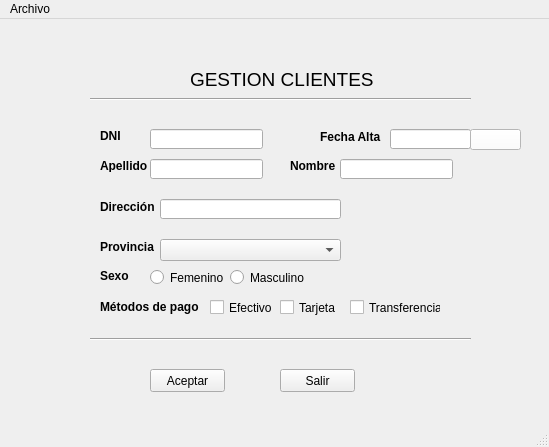
First picture: the form in Proyecto2/ventana.ui, repository natimoreira/DI, before the edit.
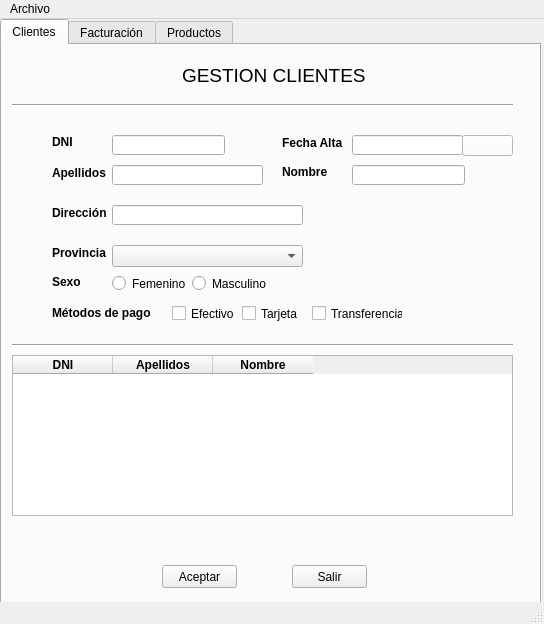
Second picture: the form after the edit. Icons and pictures are not drawn.

What changed in the file:
```diff
--- a/Proyecto2/ventana.ui
+++ b/Proyecto2/ventana.ui
@@ -6,19 +6,83 @@
    <rect>
     <x>0</x>
     <y>0</y>
-    <width>549</width>
-    <height>447</height>
+    <width>544</width>
+    <height>624</height>
    </rect>
   </property>
   <property name="windowTitle">
    <string>MainWindow</string>
   </property>
   <widget class="QWidget" name="centralwidget">
-   <widget class="QLabel" name="labelDNI">
+   <widget class="QTabWidget" name="tabWidget">
     <property name="geometry">
      <rect>
-      <x>100</x>
-      <y>110</y>
+      <x>0</x>
+      <y>0</y>
+      <width>541</width>
+      <height>591</height>
+     </rect>
+    </property>
+    <property name="currentIndex">
+     <number>0</number>
+    </property>
+    <widget class="QWidget" name="tabClientes">
+     <attribute name="title">
+      <string>Clientes</string>
+     </attribute>
+     <widget class="QPushButton" name="btnSalir">
+      <property name="geometry">
+       <rect>
+        <x>290</x>
+        <y>520</y>
+        <width>75</width>
+        <height>23</height>
+       </rect>
+      </property>
+      <property name="text">
+       <string>Salir</string>
+      </property>
+     </widget>
+     <widget class="QCheckBox" name="checkTransf">
+      <property name="geometry">
+       <rect>
+        <x>310</x>
+        <y>260</y>
+        <width>91</width>
+        <height>17</height>
+       </rect>
+      </property>
+      <property name="text">
+       <string>Transferencia</string>
+      </property>
+      <attribute name="buttonGroup">
+       <string notr="true">botonesCheck</string>
+      </attribute>
+     </widget>
+     <widget class="QLabel" name="labelPontevedra">
+      <property name="geometry">
+       <rect>
+        <x>50</x>
+        <y>200</y>
+        <width>61</width>
+        <height>16</height>
+       </rect>
+      </property>
+      <property name="font">
+       <font>
+        <weight>75</weight>
+        <bold>true</bold>
+       </font>
+      </property>
+      <property name="text">
+       <string>Provincia</string>
+      </property>
+     </widget>
+     <widget class="QLabel" name="labelNombre">
+      <property name="geometry">
+       <rect>
+        <x>280</x>
+        <y>120</y>
       <width>47</width>
       <height>13</height>
      </rect>
@@ -30,14 +94,14 @@
      </font>
     </property>
     <property name="text">
-     <string>DNI</string>
+       <string>Nombre</string>
     </property>
    </widget>
    <widget class="QLineEdit" name="lineDNI">
     <property name="geometry">
      <rect>
-      <x>150</x>
-      <y>110</y>
+        <x>110</x>
+        <y>90</y>
       <width>113</width>
       <height>20</height>
      </rect>
@@ -48,85 +112,39 @@
      </font>
     </property>
    </widget>
-   <widget class="QLabel" name="titulo">
+     <widget class="QRadioButton" name="radioMas">
     <property name="geometry">
      <rect>
       <x>190</x>
-      <y>40</y>
-      <width>201</width>
-      <height>41</height>
-     </rect>
-    </property>
-    <property name="font">
-     <font>
-      <pointsize>14</pointsize>
-      <weight>50</weight>
-      <bold>false</bold>
-     </font>
-    </property>
+        <y>230</y>
+        <width>82</width>
+        <height>17</height>
+       </rect>
+      </property>
     <property name="text">
-     <string>GESTION CLIENTES</string>
-    </property>
-   </widget>
-   <widget class="Line" name="line">
-    <property name="geometry">
-     <rect>
-      <x>90</x>
-      <y>70</y>
-      <width>381</width>
-      <height>20</height>
-     </rect>
-    </property>
-    <property name="orientation">
-     <enum>Qt::Horizontal</enum>
-    </property>
-   </widget>
-   <widget class="QLabel" name="labelApellido">
-    <property name="geometry">
-     <rect>
-      <x>100</x>
-      <y>140</y>
-      <width>47</width>
-      <height>13</height>
-     </rect>
-    </property>
-    <property name="font">
-     <font>
-      <weight>75</weight>
-      <bold>true</bold>
-     </font>
-    </property>
-    <property name="text">
-     <string>Apellido</string>
-    </property>
-   </widget>
-   <widget class="QLineEdit" name="lineApellido">
-    <property name="geometry">
-     <rect>
-      <x>150</x>
-      <y>140</y>
-      <width>113</width>
-      <height>20</height>
-     </rect>
-    </property>
+       <string>Masculino</string>
+      </property>
+      <attribute name="buttonGroup">
+       <string notr="true">botonesRadio</string>
+      </attribute>
    </widget>
    <widget class="QLineEdit" name="lineNombre">
     <property name="geometry">
      <rect>
-      <x>340</x>
-      <y>140</y>
+        <x>350</x>
+        <y>120</y>
       <width>113</width>
       <height>20</height>
      </rect>
     </property>
    </widget>
-   <widget class="QLabel" name="labelNombre">
+     <widget class="QLabel" name="labelPago">
     <property name="geometry">
      <rect>
-      <x>290</x>
-      <y>140</y>
-      <width>47</width>
-      <height>13</height>
+        <x>50</x>
+        <y>260</y>
+        <width>101</width>
+        <height>16</height>
      </rect>
     </property>
     <property name="font">
@@ -136,41 +154,15 @@
      </font>
     </property>
     <property name="text">
-     <string>Nombre</string>
-    </property>
-   </widget>
-   <widget class="QPushButton" name="btnAceptar">
-    <property name="geometry">
-     <rect>
-      <x>150</x>
-      <y>350</y>
-      <width>75</width>
-      <height>23</height>
-     </rect>
-    </property>
-    <property name="text">
-     <string>Aceptar</string>
-    </property>
-   </widget>
-   <widget class="QPushButton" name="btnSalir">
-    <property name="geometry">
-     <rect>
-      <x>280</x>
-      <y>350</y>
-      <width>75</width>
-      <height>23</height>
-     </rect>
-    </property>
-    <property name="text">
-     <string>Salir</string>
+       <string>Métodos de pago</string>
     </property>
    </widget>
    <widget class="Line" name="line_2">
     <property name="geometry">
      <rect>
-      <x>90</x>
-      <y>310</y>
-      <width>381</width>
+        <x>10</x>
+        <y>290</y>
+        <width>501</width>
       <height>20</height>
      </rect>
     </property>
@@ -178,31 +170,21 @@
      <enum>Qt::Horizontal</enum>
     </property>
    </widget>
-   <widget class="QLabel" name="labelValido">
+     <widget class="QLineEdit" name="lineDir">
     <property name="geometry">
      <rect>
-      <x>270</x>
-      <y>110</y>
-      <width>47</width>
-      <height>13</height>
-     </rect>
-    </property>
-    <property name="font">
-     <font>
-      <pointsize>14</pointsize>
-      <weight>75</weight>
-      <bold>true</bold>
-     </font>
-    </property>
-    <property name="text">
-     <string/>
-    </property>
+        <x>110</x>
+        <y>160</y>
+        <width>191</width>
+        <height>20</height>
+       </rect>
+      </property>
    </widget>
    <widget class="QRadioButton" name="radioFem">
     <property name="geometry">
      <rect>
-      <x>150</x>
-      <y>250</y>
+        <x>110</x>
+        <y>230</y>
       <width>82</width>
       <height>17</height>
      </rect>
@@ -214,81 +196,11 @@
      <string notr="true">botonesRadio</string>
     </attribute>
    </widget>
-   <widget class="QRadioButton" name="radioMas">
-    <property name="geometry">
-     <rect>
-      <x>230</x>
-      <y>250</y>
-      <width>82</width>
-      <height>17</height>
-     </rect>
-    </property>
-    <property name="text">
-     <string>Masculino</string>
-    </property>
-    <attribute name="buttonGroup">
-     <string notr="true">botonesRadio</string>
-    </attribute>
-   </widget>
-   <widget class="QLabel" name="labelSexo">
-    <property name="geometry">
-     <rect>
-      <x>100</x>
-      <y>250</y>
-      <width>47</width>
-      <height>13</height>
-     </rect>
-    </property>
-    <property name="font">
-     <font>
-      <weight>75</weight>
-      <bold>true</bold>
-     </font>
-    </property>
-    <property name="text">
-     <string>Sexo</string>
-    </property>
-   </widget>
-   <widget class="QLabel" name="label">
-    <property name="geometry">
-     <rect>
-      <x>100</x>
-      <y>280</y>
-      <width>101</width>
-      <height>16</height>
-     </rect>
-    </property>
-    <property name="font">
-     <font>
-      <weight>75</weight>
-      <bold>true</bold>
-     </font>
-    </property>
-    <property name="text">
-     <string>Métodos de pago</string>
-    </property>
-   </widget>
-   <widget class="QCheckBox" name="checkEfectivo">
-    <property name="geometry">
-     <rect>
-      <x>210</x>
-      <y>280</y>
-      <width>70</width>
-      <height>17</height>
-     </rect>
-    </property>
-    <property name="text">
-     <string>Efectivo</string>
-    </property>
-    <attribute name="buttonGroup">
-     <string notr="true">botonesCheck</string>
-    </attribute>
-   </widget>
    <widget class="QCheckBox" name="checkTarjeta">
     <property name="geometry">
      <rect>
-      <x>280</x>
-      <y>280</y>
+        <x>240</x>
+        <y>260</y>
       <width>70</width>
       <height>17</height>
      </rect>
@@ -300,139 +212,76 @@
      <string notr="true">botonesCheck</string>
     </attribute>
    </widget>
-   <widget class="QCheckBox" name="checkTransf">
+     <widget class="QLineEdit" name="lineApellido">
     <property name="geometry">
      <rect>
-      <x>350</x>
-      <y>280</y>
-      <width>91</width>
-      <height>17</height>
-     </rect>
-    </property>
-    <property name="text">
-     <string>Transferencia</string>
-    </property>
-    <attribute name="buttonGroup">
-     <string notr="true">botonesCheck</string>
-    </attribute>
-   </widget>
-   <widget class="QLabel" name="label_2">
-    <property name="geometry">
-     <rect>
-      <x>100</x>
-      <y>180</y>
-      <width>61</width>
-      <height>16</height>
-     </rect>
-    </property>
-    <property name="font">
-     <font>
-      <weight>75</weight>
-      <bold>true</bold>
-     </font>
-    </property>
-    <property name="text">
-     <string>Dirección</string>
-    </property>
-   </widget>
-   <widget class="QLineEdit" name="lineDir">
-    <property name="geometry">
-     <rect>
-      <x>160</x>
-      <y>180</y>
-      <width>181</width>
+        <x>110</x>
+        <y>120</y>
+        <width>151</width>
       <height>20</height>
      </rect>
     </property>
    </widget>
-   <widget class="QLabel" name="label_3">
-    <property name="geometry">
-     <rect>
-      <x>100</x>
-      <y>220</y>
-      <width>61</width>
-      <height>16</height>
-     </rect>
-    </property>
-    <property name="font">
-     <font>
-      <weight>75</weight>
-      <bold>true</bold>
-     </font>
-    </property>
-    <property name="text">
-     <string>Provincia</string>
-    </property>
-   </widget>
-   <widget class="QComboBox" name="comboProv">
-    <property name="geometry">
-     <rect>
-      <x>160</x>
-      <y>220</y>
-      <width>181</width>
-      <height>22</height>
-     </rect>
-    </property>
-    <item>
-     <property name="text">
-      <string/>
-     </property>
-    </item>
-    <item>
-     <property name="text">
-      <string>A Coruña</string>
-     </property>
-    </item>
-    <item>
-     <property name="text">
-      <string>Lugo</string>
-     </property>
-    </item>
-    <item>
-     <property name="text">
-      <string>Ourense</string>
-     </property>
-    </item>
-    <item>
-     <property name="text">
-      <string>Pontevedra</string>
-     </property>
-    </item>
-   </widget>
-   <widget class="QLabel" name="labelFecha">
-    <property name="geometry">
-     <rect>
-      <x>320</x>
-      <y>110</y>
-      <width>61</width>
-      <height>16</height>
-     </rect>
-    </property>
-    <property name="font">
-     <font>
-      <weight>75</weight>
-      <bold>true</bold>
-     </font>
-    </property>
-    <property name="text">
-     <string>Fecha Alta</string>
-    </property>
-   </widget>
    <widget class="QLineEdit" name="lineFecha">
     <property name="geometry">
      <rect>
-      <x>390</x>
-      <y>110</y>
-      <width>81</width>
+        <x>350</x>
+        <y>90</y>
+        <width>111</width>
       <height>20</height>
      </rect>
     </property>
    </widget>
+     <widget class="QLabel" name="labelApellido">
+      <property name="geometry">
+       <rect>
+        <x>50</x>
+        <y>120</y>
+        <width>61</width>
+        <height>16</height>
+       </rect>
+      </property>
+      <property name="font">
+       <font>
+        <weight>75</weight>
+        <bold>true</bold>
+       </font>
+      </property>
+      <property name="text">
+       <string>Apellidos</string>
+      </property>
+     </widget>
+     <widget class="QPushButton" name="btnAceptar">
+      <property name="geometry">
+       <rect>
+        <x>160</x>
+        <y>520</y>
+        <width>75</width>
+        <height>23</height>
+       </rect>
+      </property>
+      <property name="text">
+       <string>Aceptar</string>
+      </property>
+     </widget>
+     <widget class="Line" name="line">
+      <property name="geometry">
+       <rect>
+        <x>10</x>
+        <y>50</y>
+        <width>501</width>
+        <height>20</height>
+       </rect>
+      </property>
+      <property name="orientation">
+       <enum>Qt::Horizontal</enum>
+      </property>
+     </widget>
    <widget class="QPushButton" name="btnCalendario">
     <property name="geometry">
      <rect>
-      <x>470</x>
-      <y>110</y>
+        <x>460</x>
+        <y>90</y>
       <width>51</width>
       <height>21</height>
      </rect>
@@ -860,13 +709,235 @@
       <normaloff>img/calendario.png</normaloff>img/calendario.png</iconset>
     </property>
    </widget>
+     <widget class="QLabel" name="labelValido">
+      <property name="geometry">
+       <rect>
+        <x>230</x>
+        <y>90</y>
+        <width>31</width>
+        <height>16</height>
+       </rect>
+      </property>
+      <property name="font">
+       <font>
+        <pointsize>14</pointsize>
+        <weight>75</weight>
+        <bold>true</bold>
+       </font>
+      </property>
+      <property name="text">
+       <string/>
+      </property>
+     </widget>
+     <widget class="QCheckBox" name="checkEfectivo">
+      <property name="geometry">
+       <rect>
+        <x>170</x>
+        <y>260</y>
+        <width>70</width>
+        <height>17</height>
+       </rect>
+      </property>
+      <property name="text">
+       <string>Efectivo</string>
+      </property>
+      <attribute name="buttonGroup">
+       <string notr="true">botonesCheck</string>
+      </attribute>
+     </widget>
+     <widget class="QComboBox" name="comboProv">
+      <property name="geometry">
+       <rect>
+        <x>110</x>
+        <y>200</y>
+        <width>191</width>
+        <height>22</height>
+       </rect>
+      </property>
+      <item>
+       <property name="text">
+        <string/>
+       </property>
+      </item>
+      <item>
+       <property name="text">
+        <string>A Coruña</string>
+       </property>
+      </item>
+      <item>
+       <property name="text">
+        <string>Lugo</string>
+       </property>
+      </item>
+      <item>
+       <property name="text">
+        <string>Ourense</string>
+       </property>
+      </item>
+      <item>
+       <property name="text">
+        <string>Pontevedra</string>
+       </property>
+      </item>
+     </widget>
+     <widget class="QLabel" name="labelDNI">
+      <property name="geometry">
+       <rect>
+        <x>50</x>
+        <y>90</y>
+        <width>47</width>
+        <height>13</height>
+       </rect>
+      </property>
+      <property name="font">
+       <font>
+        <weight>75</weight>
+        <bold>true</bold>
+       </font>
+      </property>
+      <property name="text">
+       <string>DNI</string>
+      </property>
+     </widget>
+     <widget class="QLabel" name="labelFecha">
+      <property name="geometry">
+       <rect>
+        <x>280</x>
+        <y>90</y>
+        <width>61</width>
+        <height>16</height>
+       </rect>
+      </property>
+      <property name="font">
+       <font>
+        <weight>75</weight>
+        <bold>true</bold>
+       </font>
+      </property>
+      <property name="text">
+       <string>Fecha Alta</string>
+      </property>
+     </widget>
+     <widget class="QLabel" name="labelSexo">
+      <property name="geometry">
+       <rect>
+        <x>50</x>
+        <y>230</y>
+        <width>47</width>
+        <height>13</height>
+       </rect>
+      </property>
+      <property name="font">
+       <font>
+        <weight>75</weight>
+        <bold>true</bold>
+       </font>
+      </property>
+      <property name="text">
+       <string>Sexo</string>
+      </property>
+     </widget>
+     <widget class="QLabel" name="titulo">
+      <property name="geometry">
+       <rect>
+        <x>180</x>
+        <y>10</y>
+        <width>201</width>
+        <height>41</height>
+       </rect>
+      </property>
+      <property name="font">
+       <font>
+        <pointsize>14</pointsize>
+        <weight>50</weight>
+        <bold>false</bold>
+       </font>
+      </property>
+      <property name="text">
+       <string>GESTION CLIENTES</string>
+      </property>
+     </widget>
+     <widget class="QLabel" name="labelDireccion">
+      <property name="geometry">
+       <rect>
+        <x>50</x>
+        <y>160</y>
+        <width>61</width>
+        <height>16</height>
+       </rect>
+      </property>
+      <property name="font">
+       <font>
+        <weight>75</weight>
+        <bold>true</bold>
+       </font>
+      </property>
+      <property name="text">
+       <string>Dirección</string>
+      </property>
+     </widget>
+     <widget class="QTableWidget" name="tablaValores">
+      <property name="geometry">
+       <rect>
+        <x>10</x>
+        <y>310</y>
+        <width>501</width>
+        <height>161</height>
+       </rect>
+      </property>
+      <column>
+       <property name="text">
+        <string>DNI</string>
+       </property>
+       <property name="font">
+        <font>
+         <weight>75</weight>
+         <bold>true</bold>
+        </font>
+       </property>
+      </column>
+      <column>
+       <property name="text">
+        <string>Apellidos</string>
+       </property>
+       <property name="font">
+        <font>
+         <weight>75</weight>
+         <bold>true</bold>
+        </font>
+       </property>
+      </column>
+      <column>
+       <property name="text">
+        <string>Nombre</string>
+       </property>
+       <property name="font">
+        <font>
+         <weight>75</weight>
+         <bold>true</bold>
+        </font>
+       </property>
+      </column>
+     </widget>
+    </widget>
+    <widget class="QWidget" name="tabFacturacion">
+     <attribute name="title">
+      <string>Facturación</string>
+     </attribute>
+    </widget>
+    <widget class="QWidget" name="tabProductos">
+     <attribute name="title">
+      <string>Productos</string>
+     </attribute>
+    </widget>
+   </widget>
   </widget>
   <widget class="QMenuBar" name="menubar">
    <property name="geometry">
     <rect>
      <x>0</x>
      <y>0</y>
-     <width>549</width>
+     <width>544</width>
      <height>21</height>
     </rect>
    </property>
```
Left out of the diff: 2 changed lines with no effect on the pictures. Lines whose indentation alone changed are shown as unchanged.
